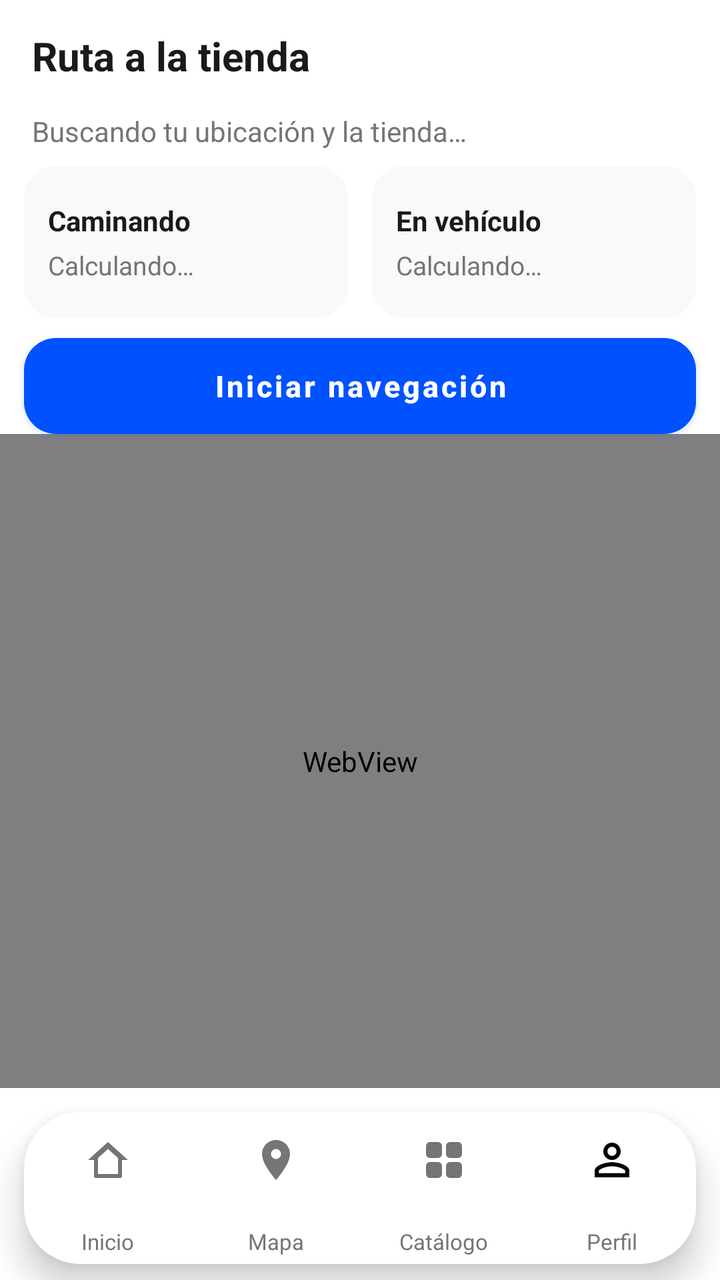
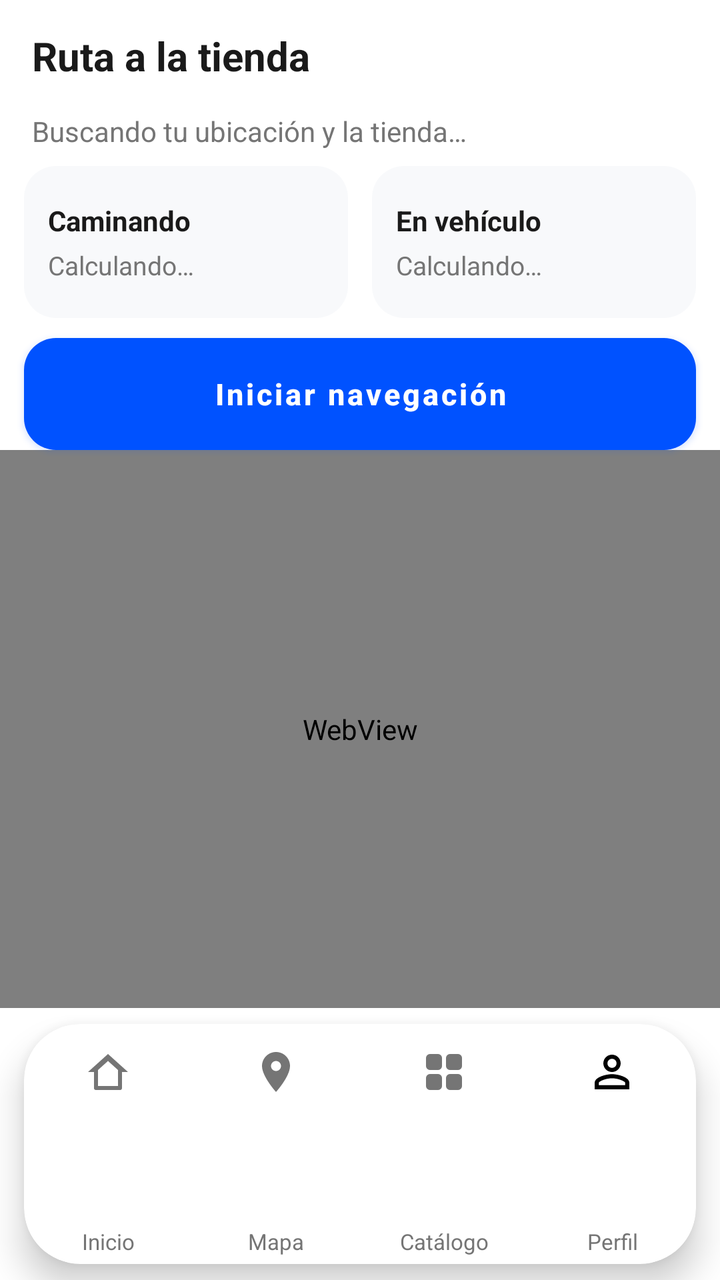

Compare the two renders of this Android layout. The source of the first and the diff that turns it into the second are given below.
<!-- AndroidManifest.xml: application theme Theme.MyApplication -->
<!-- res/layout/store_map.xml -->
<?xml version="1.0" encoding="utf-8"?>
<androidx.constraintlayout.widget.ConstraintLayout xmlns:android="http://schemas.android.com/apk/res/android"
    xmlns:app="http://schemas.android.com/apk/res-auto"
    android:id="@+id/main"
    android:layout_width="match_parent"
    android:layout_height="match_parent"
    >

    <TextView
        android:id="@+id/tv_store_title"
        android:layout_width="0dp"
        android:layout_height="56dp"
        android:gravity="center_vertical"
        android:paddingHorizontal="16dp"
        android:text="@string/store_map_title"
        android:textColor="@color/text_black"
        android:textSize="20sp"
        android:textStyle="bold"
        app:layout_constraintEnd_toEndOf="parent"
        app:layout_constraintStart_toStartOf="parent"
        app:layout_constraintTop_toTopOf="parent" />

    <TextView
        android:id="@+id/tv_store_distance"
        android:layout_width="0dp"
        android:layout_height="wrap_content"
        android:paddingHorizontal="16dp"
        android:paddingBottom="8dp"
        android:text="@string/store_map_status_searching"
        android:textColor="@color/text_grey"
        android:textSize="14sp"
        app:layout_constraintEnd_toEndOf="parent"
        app:layout_constraintStart_toStartOf="parent"
        app:layout_constraintTop_toBottomOf="@id/tv_store_title" />

    <LinearLayout
        android:id="@+id/ll_route_options"
        android:layout_width="0dp"
        android:layout_height="wrap_content"
        android:baselineAligned="false"
        android:orientation="horizontal"
        android:paddingHorizontal="12dp"
        android:paddingBottom="10dp"
        app:layout_constraintEnd_toEndOf="parent"
        app:layout_constraintStart_toStartOf="parent"
        app:layout_constraintTop_toBottomOf="@id/tv_store_distance">

        <LinearLayout
            android:id="@+id/card_walk"
            android:layout_width="0dp"
            android:layout_height="76dp"
            android:layout_marginEnd="6dp"
            android:layout_weight="1"
            android:background="@drawable/bg_category_card"
            android:clickable="true"
            android:focusable="true"
            android:gravity="center_vertical"
            android:orientation="vertical"
            android:paddingHorizontal="12dp">

            <TextView
                android:layout_width="wrap_content"
                android:layout_height="wrap_content"
                android:text="@string/store_map_mode_walking"
                android:textColor="@color/text_black"
                android:textSize="14sp"
                android:textStyle="bold" />

            <TextView
                android:id="@+id/tv_walk_summary"
                android:layout_width="wrap_content"
                android:layout_height="wrap_content"
                android:layout_marginTop="4dp"
                android:text="@string/store_map_calculating"
                android:textColor="@color/text_grey"
                android:textSize="13sp" />
        </LinearLayout>

        <LinearLayout
            android:id="@+id/card_drive"
            android:layout_width="0dp"
            android:layout_height="76dp"
            android:layout_marginStart="6dp"
            android:layout_weight="1"
            android:background="@drawable/bg_category_card"
            android:clickable="true"
            android:focusable="true"
            android:gravity="center_vertical"
            android:orientation="vertical"
            android:paddingHorizontal="12dp">

            <TextView
                android:layout_width="wrap_content"
                android:layout_height="wrap_content"
                android:text="@string/store_map_mode_driving"
                android:textColor="@color/text_black"
                android:textSize="14sp"
                android:textStyle="bold" />

            <TextView
                android:id="@+id/tv_drive_summary"
                android:layout_width="wrap_content"
                android:layout_height="wrap_content"
                android:layout_marginTop="4dp"
                android:text="@string/store_map_calculating"
                android:textColor="@color/text_grey"
                android:textSize="13sp" />
        </LinearLayout>
    </LinearLayout>

    <Button
        android:id="@+id/btn_navigation"
        android:layout_width="0dp"
        android:layout_height="48dp"
        android:layout_marginHorizontal="12dp"
        android:layout_marginBottom="10dp"
        android:background="@drawable/bg_button"
        android:text="@string/store_map_start_navigation"
        android:textAllCaps="false"
        android:textColor="@color/white"
        android:textSize="15sp"
        android:textStyle="bold"
        app:backgroundTint="@null"
        app:layout_constraintEnd_toEndOf="parent"
        app:layout_constraintStart_toStartOf="parent"
        app:layout_constraintTop_toBottomOf="@id/ll_route_options" />

    <WebView
        android:id="@+id/web_map"
        android:layout_width="0dp"
        android:layout_height="0dp"
        app:layout_constraintBottom_toTopOf="@id/custom_bottom_nav"
        app:layout_constraintEnd_toEndOf="parent"
        app:layout_constraintStart_toStartOf="parent"
        app:layout_constraintTop_toBottomOf="@id/btn_navigation" />

    <LinearLayout
        android:id="@+id/speed_panel"
        android:layout_width="wrap_content"
        android:layout_height="wrap_content"
        android:layout_marginHorizontal="16dp"
        android:layout_marginBottom="14dp"
        android:background="@drawable/bg_category_card"
        android:elevation="10dp"
        android:gravity="center_vertical"
        android:orientation="horizontal"
        android:paddingHorizontal="18dp"
        android:paddingVertical="12dp"
        android:visibility="gone"
        app:layout_constraintBottom_toTopOf="@id/custom_bottom_nav"
        app:layout_constraintEnd_toEndOf="parent"
        app:layout_constraintStart_toStartOf="parent">

        <TextView
            android:layout_width="40dp"
            android:layout_height="40dp"
            android:background="@drawable/bg_add_button"
            android:gravity="center"
            android:text="@string/store_map_speed_icon"
            android:textColor="@color/white"
            android:textSize="24sp"
            android:textStyle="bold" />

        <LinearLayout
            android:layout_width="wrap_content"
            android:layout_height="wrap_content"
            android:layout_marginStart="12dp"
            android:orientation="vertical">

            <TextView
                android:layout_width="wrap_content"
                android:layout_height="wrap_content"
                android:text="@string/store_map_current_speed"
                android:textColor="@color/text_grey"
                android:textSize="13sp" />

            <TextView
                android:id="@+id/tv_current_speed"
                android:layout_width="wrap_content"
                android:layout_height="wrap_content"
                android:text="@string/store_map_speed_waiting"
                android:textColor="@color/text_black"
                android:textSize="22sp"
                android:textStyle="bold" />
        </LinearLayout>
    </LinearLayout>

    
    <include
        android:id="@+id/custom_bottom_nav"
        layout="@layout/layout_custom_bottom_nav"
        android:layout_width="match_parent"
        android:layout_height="96dp"
        app:layout_constraintBottom_toBottomOf="parent"
        app:layout_constraintEnd_toEndOf="parent"
        app:layout_constraintStart_toStartOf="parent" />

</androidx.constraintlayout.widget.ConstraintLayout>
<!-- res/layout/layout_custom_bottom_nav.xml (included above) -->
<?xml version="1.0" encoding="utf-8"?>
<FrameLayout xmlns:android="http://schemas.android.com/apk/res/android"
    xmlns:app="http://schemas.android.com/apk/res-auto"
    xmlns:tools="http://schemas.android.com/tools"
    android:id="@+id/custom_bottom_nav"
    android:layout_width="match_parent"
    android:layout_height="96dp"
    android:clipChildren="false"
    android:clipToPadding="false"
    tools:ignore="MergeRootFrame">

    
    <androidx.cardview.widget.CardView
        android:id="@+id/cv_nav_bar"
        android:layout_width="match_parent"
        android:layout_height="76dp"
        android:layout_gravity="bottom"
        android:layout_marginStart="12dp"
        android:layout_marginEnd="12dp"
        android:layout_marginBottom="8dp"
        app:cardBackgroundColor="@color/nav_bar_surface"
        app:cardCornerRadius="28dp"
        app:cardElevation="10dp"
        app:cardMaxElevation="14dp"
        app:cardPreventCornerOverlap="false">

        <LinearLayout
            android:layout_width="match_parent"
            android:layout_height="match_parent"
            android:baselineAligned="false"
            android:orientation="horizontal"
            android:weightSum="4">

            
            <FrameLayout
                android:id="@+id/tab_home"
                android:layout_width="0dp"
                android:layout_height="match_parent"
                android:layout_weight="1"
                android:background="?attr/selectableItemBackgroundBorderless"
                android:clickable="true"
                android:clipChildren="false"
                android:clipToPadding="false"
                android:focusable="true">

                
                <View
                    android:id="@+id/v_home_ring"
                    android:layout_width="54dp"
                    android:layout_height="54dp"
                    android:layout_gravity="center_horizontal|top"
                    android:layout_marginTop="0dp"
                    android:background="@drawable/bg_nav_active_ring"
                    android:elevation="6dp"
                    android:visibility="gone"
                    tools:visibility="visible" />

                
                <FrameLayout
                    android:id="@+id/fl_home_icon_container"
                    android:layout_width="46dp"
                    android:layout_height="46dp"
                    android:layout_gravity="center_horizontal|top"
                    android:layout_marginTop="4dp"
                    android:background="@drawable/bg_nav_active_circle"
                    android:elevation="8dp"
                    android:visibility="gone"
                    tools:visibility="visible">

                    <ImageView
                        android:id="@+id/iv_home_active_icon"
                        android:layout_width="24dp"
                        android:layout_height="24dp"
                        android:layout_gravity="center"
                        android:contentDescription="@string/nav_home"
                        android:src="@drawable/ic_nav_home"
                        app:tint="@color/white" />
                </FrameLayout>

                
                <ImageView
                    android:id="@+id/iv_home_inactive_icon"
                    android:layout_width="24dp"
                    android:layout_height="24dp"
                    android:layout_gravity="center_horizontal|top"
                    android:layout_marginTop="12dp"
                    android:contentDescription="@string/nav_home"
                    android:src="@drawable/ic_nav_home"
                    app:tint="@color/text_grey" />

                
                <TextView
                    android:id="@+id/tv_home_label"
                    android:layout_width="wrap_content"
                    android:layout_height="wrap_content"
                    android:layout_gravity="center_horizontal|bottom"
                    android:layout_marginBottom="4dp"
                    android:text="@string/nav_home"
                    android:textColor="@color/text_grey"
                    android:textSize="11sp"
                    android:textStyle="normal" />

            </FrameLayout>

            
            <FrameLayout
                android:id="@+id/tab_map"
                android:layout_width="0dp"
                android:layout_height="match_parent"
                android:layout_weight="1"
                android:background="?attr/selectableItemBackgroundBorderless"
                android:clickable="true"
                android:clipChildren="false"
                android:clipToPadding="false"
                android:focusable="true">

                
                <View
                    android:id="@+id/v_map_ring"
                    android:layout_width="54dp"
                    android:layout_height="54dp"
                    android:layout_gravity="center_horizontal|top"
                    android:layout_marginTop="0dp"
                    android:background="@drawable/bg_nav_active_ring"
                    android:elevation="6dp"
                    android:visibility="gone"
                    tools:visibility="gone" />

                
                <FrameLayout
                    android:id="@+id/fl_map_icon_container"
                    android:layout_width="46dp"
                    android:layout_height="46dp"
                    android:layout_gravity="center_horizontal|top"
                    android:layout_marginTop="4dp"
                    android:background="@drawable/bg_nav_active_circle"
                    android:elevation="8dp"
                    android:visibility="gone"
                    tools:visibility="gone">

                    <ImageView
                        android:id="@+id/iv_map_active_icon"
                        android:layout_width="24dp"
                        android:layout_height="24dp"
                        android:layout_gravity="center"
                        android:contentDescription="@string/nav_map"
                        android:src="@drawable/ic_nav_map"
                        app:tint="@color/white" />
                </FrameLayout>

                
                <ImageView
                    android:id="@+id/iv_map_inactive_icon"
                    android:layout_width="24dp"
                    android:layout_height="24dp"
                    android:layout_gravity="center_horizontal|top"
                    android:layout_marginTop="12dp"
                    android:contentDescription="@string/nav_map"
                    android:src="@drawable/ic_nav_map"
                    app:tint="@color/text_grey" />

                
                <TextView
                    android:id="@+id/tv_map_label"
                    android:layout_width="wrap_content"
                    android:layout_height="wrap_content"
                    android:layout_gravity="center_horizontal|bottom"
                    android:layout_marginBottom="4dp"
                    android:text="@string/nav_map"
                    android:textColor="@color/text_grey"
                    android:textSize="11sp"
                    android:textStyle="normal" />

            </FrameLayout>

            
            <FrameLayout
                android:id="@+id/tab_catalog"
                android:layout_width="0dp"
                android:layout_height="match_parent"
                android:layout_weight="1"
                android:background="?attr/selectableItemBackgroundBorderless"
                android:clickable="true"
                android:clipChildren="false"
                android:clipToPadding="false"
                android:focusable="true">

                
                <View
                    android:id="@+id/v_catalog_ring"
                    android:layout_width="54dp"
                    android:layout_height="54dp"
                    android:layout_gravity="center_horizontal|top"
                    android:layout_marginTop="0dp"
                    android:background="@drawable/bg_nav_active_ring"
                    android:elevation="6dp"
                    android:visibility="gone"
                    tools:visibility="gone" />

                
                <FrameLayout
                    android:id="@+id/fl_catalog_icon_container"
                    android:layout_width="46dp"
                    android:layout_height="46dp"
                    android:layout_gravity="center_horizontal|top"
                    android:layout_marginTop="4dp"
                    android:background="@drawable/bg_nav_active_circle"
                    android:elevation="8dp"
                    android:visibility="gone"
                    tools:visibility="gone">

                    <ImageView
                        android:id="@+id/iv_catalog_active_icon"
                        android:layout_width="24dp"
                        android:layout_height="24dp"
                        android:layout_gravity="center"
                        android:contentDescription="@string/nav_catalog"
                        android:src="@drawable/ic_nav_catalog"
                        app:tint="@color/white" />
                </FrameLayout>

                
                <ImageView
                    android:id="@+id/iv_catalog_inactive_icon"
                    android:layout_width="24dp"
                    android:layout_height="24dp"
                    android:layout_gravity="center_horizontal|top"
                    android:layout_marginTop="12dp"
                    android:contentDescription="@string/nav_catalog"
                    android:src="@drawable/ic_nav_catalog"
                    app:tint="@color/text_grey" />

                
                <TextView
                    android:id="@+id/tv_catalog_label"
                    android:layout_width="wrap_content"
                    android:layout_height="wrap_content"
                    android:layout_gravity="center_horizontal|bottom"
                    android:layout_marginBottom="4dp"
                    android:text="@string/nav_catalog"
                    android:textColor="@color/text_grey"
                    android:textSize="11sp"
                    android:textStyle="normal" />

            </FrameLayout>

            
            <FrameLayout
                android:id="@+id/tab_profile"
                android:layout_width="0dp"
                android:layout_height="match_parent"
                android:layout_weight="1"
                android:background="?attr/selectableItemBackgroundBorderless"
                android:clickable="true"
                android:clipChildren="false"
                android:clipToPadding="false"
                android:focusable="true">

                
                <View
                    android:id="@+id/v_profile_ring"
                    android:layout_width="54dp"
                    android:layout_height="54dp"
                    android:layout_gravity="center_horizontal|top"
                    android:layout_marginTop="0dp"
                    android:background="@drawable/bg_nav_active_ring"
                    android:elevation="6dp"
                    android:visibility="gone"
                    tools:visibility="gone" />

                
                <FrameLayout
                    android:id="@+id/fl_profile_icon_container"
                    android:layout_width="46dp"
                    android:layout_height="46dp"
                    android:layout_gravity="center_horizontal|top"
                    android:layout_marginTop="4dp"
                    android:background="@drawable/bg_nav_active_circle"
                    android:elevation="8dp"
                    android:padding="3dp"
                    android:visibility="gone"
                    tools:visibility="gone">

                    <com.google.android.material.imageview.ShapeableImageView
                        android:id="@+id/iv_profile_active_avatar"
                        android:layout_width="match_parent"
                        android:layout_height="match_parent"
                        android:contentDescription="@string/nav_profile"
                        android:scaleType="centerCrop"
                        android:src="@drawable/ic_person_outline"
                        app:shapeAppearanceOverlay="@style/ShapeAppearance.App.Circle" />
                </FrameLayout>

                
                <com.google.android.material.imageview.ShapeableImageView
                    android:id="@+id/iv_profile_inactive_avatar"
                    android:layout_width="26dp"
                    android:layout_height="26dp"
                    android:layout_gravity="center_horizontal|top"
                    android:layout_marginTop="11dp"
                    android:contentDescription="@string/nav_profile"
                    android:scaleType="centerCrop"
                    android:src="@drawable/ic_person_outline"
                    app:shapeAppearanceOverlay="@style/ShapeAppearance.App.Circle" />

                
                <TextView
                    android:id="@+id/tv_profile_label"
                    android:layout_width="wrap_content"
                    android:layout_height="wrap_content"
                    android:layout_gravity="center_horizontal|bottom"
                    android:layout_marginBottom="4dp"
                    android:text="@string/nav_profile"
                    android:textColor="@color/text_grey"
                    android:textSize="11sp"
                    android:textStyle="normal" />

            </FrameLayout>

        </LinearLayout>
    </androidx.cardview.widget.CardView>
</FrameLayout>
<!-- resources referenced by this layout -->
<resources>
  <color name="nav_bar_surface">#FFFFFF</color>
  <color name="text_black">#1A1A1A</color>
  <color name="text_grey">#757575</color>
  <color name="white">#FFFFFFFF</color>
  <!-- drawable bg_add_button (drawable) -->
  <?xml version="1.0" encoding="utf-8"?>
  <shape xmlns:android="http://schemas.android.com/apk/res/android">
      <solid android:color="@color/brand_blue" />
      <corners android:radius="20dp" />
  </shape>
  <!-- drawable bg_button (drawable) -->
  <?xml version="1.0" encoding="utf-8"?>
  <shape xmlns:android="http://schemas.android.com/apk/res/android">
      <solid android:color="@color/brand_blue" />
      <corners android:radius="16dp" />
  </shape>
  <!-- drawable bg_category_card (drawable) -->
  <?xml version="1.0" encoding="utf-8"?>
  <shape xmlns:android="http://schemas.android.com/apk/res/android">
      <solid android:color="@color/input_bg" />
      <corners android:radius="16dp" />
  </shape>
  <!-- drawable bg_nav_active_ring (drawable) -->
  <?xml version="1.0" encoding="utf-8"?>
  <shape xmlns:android="http://schemas.android.com/apk/res/android"
      android:shape="oval">
      <solid android:color="@color/surface_background" />
  </shape>
  <string name="nav_catalog">Catálogo</string>
  <string name="nav_home">Inicio</string>
  <string name="nav_map">Mapa</string>
  <string name="nav_profile">Perfil</string>
  <string name="store_map_calculating">Calculando…</string>
  <string name="store_map_current_speed">Velocidad actual (GPS)</string>
  <string name="store_map_mode_driving">En vehículo</string>
  <string name="store_map_mode_walking">Caminando</string>
  <string name="store_map_speed_icon">↗</string>
  <string name="store_map_speed_waiting">Buscando velocidad GPS…</string>
  <string name="store_map_start_navigation">Iniciar navegación</string>
  <string name="store_map_status_searching">Buscando tu ubicación y la tienda…</string>
  <string name="store_map_title">Ruta a la tienda</string>
  <style name="ShapeAppearance.App.Circle" parent="ShapeAppearance.MaterialComponents.SmallComponent">
          <item name="cornerSize">50%</item>
      </style>
  <style name="Theme.MyApplication" parent="Theme.MaterialComponents.DayNight.NoActionBar">
          
          <item name="colorPrimary">@color/purple_500</item>
          <item name="colorPrimaryVariant">@color/purple_700</item>
          <item name="colorOnPrimary">@color/white</item>
          
          <item name="colorSecondary">@color/teal_200</item>
          <item name="colorSecondaryVariant">@color/teal_700</item>
          <item name="colorOnSecondary">@color/black</item>
          
          <item name="android:statusBarColor">?attr/colorPrimaryVariant</item>
          <item name="android:windowBackground">@color/surface_background</item>
          
          <item name="android:editTextColor">@color/text_black</item>
          <item name="android:textColorPrimary">@color/text_black</item>
          <item name="materialButtonStyle">@style/Widget.TechnoCat.Button</item>
          
      </style>
  <color name="brand_blue">#0052FF</color>
  <color name="input_bg">#F8F9FB</color>
  <color name="surface_background">#FFFFFF</color>
  <color name="purple_500">#FF6200EE</color>
  <color name="purple_700">#FF3700B3</color>
  <color name="teal_200">#FF03DAC5</color>
  <color name="teal_700">#FF018786</color>
  <color name="black">#FF000000</color>
  <style name="Widget.TechnoCat.Button" parent="Widget.MaterialComponents.Button">
          <item name="android:elevation">5dp</item>
          <item name="android:outlineSpotShadowColor">@color/brand_blue</item>
          <item name="android:outlineAmbientShadowColor">@color/brand_blue</item>
          <item name="rippleColor">@color/button_ripple</item>
      </style>
  <color name="button_ripple">#330052FF</color>
  <!-- unchanged entries left out for length: 5 -->
</resources>

<!-- the commit's change to res/layout/store_map.xml (unified diff, before → after) -->
@@ -9,7 +9,7 @@
     <TextView
         android:id="@+id/tv_store_title"
         android:layout_width="0dp"
-        android:layout_height="56dp"
+        android:layout_height="wrap_content"
         android:gravity="center_vertical"
         android:paddingHorizontal="16dp"
         android:text="@string/store_map_title"
@@ -18,7 +18,9 @@
         android:textStyle="bold"
         app:layout_constraintEnd_toEndOf="parent"
         app:layout_constraintStart_toStartOf="parent"
-        app:layout_constraintTop_toTopOf="parent" />
+        app:layout_constraintTop_toTopOf="parent" 
+        android:minHeight="56dp"
+    />
 
     <TextView
         android:id="@+id/tv_store_distance"
@@ -111,19 +113,21 @@
     <Button
         android:id="@+id/btn_navigation"
         android:layout_width="0dp"
-        android:layout_height="48dp"
+        android:layout_height="wrap_content"
         android:layout_marginHorizontal="12dp"
         android:layout_marginBottom="10dp"
         android:background="@drawable/bg_button"
         android:text="@string/store_map_start_navigation"
         android:textAllCaps="false"
-        android:textColor="@color/white"
+        android:textColor="?attr/colorOnPrimary"
         android:textSize="15sp"
         android:textStyle="bold"
         app:backgroundTint="@null"
         app:layout_constraintEnd_toEndOf="parent"
         app:layout_constraintStart_toStartOf="parent"
-        app:layout_constraintTop_toBottomOf="@id/ll_route_options" />
+        app:layout_constraintTop_toBottomOf="@id/ll_route_options" 
+        android:minHeight="56dp"
+    />
 
     <WebView
         android:id="@+id/web_map"
@@ -153,13 +157,15 @@
 
         <TextView
             android:layout_width="40dp"
-            android:layout_height="40dp"
+            android:layout_height="wrap_content"
             android:background="@drawable/bg_add_button"
             android:gravity="center"
             android:text="@string/store_map_speed_icon"
-            android:textColor="@color/white"
+            android:textColor="?attr/colorOnPrimary"
             android:textSize="24sp"
-            android:textStyle="bold" />
+            android:textStyle="bold" 
+        android:minHeight="40dp"
+    />
 
         <LinearLayout
             android:layout_width="wrap_content"
@@ -190,7 +196,7 @@
         android:id="@+id/custom_bottom_nav"
         layout="@layout/layout_custom_bottom_nav"
         android:layout_width="match_parent"
-        android:layout_height="96dp"
+        android:layout_height="136dp"
         app:layout_constraintBottom_toBottomOf="parent"
         app:layout_constraintEnd_toEndOf="parent"
         app:layout_constraintStart_toStartOf="parent" />
@@ -203,7 +209,7 @@
     xmlns:tools="http://schemas.android.com/tools"
     android:id="@+id/custom_bottom_nav"
     android:layout_width="match_parent"
-    android:layout_height="96dp"
+    android:layout_height="136dp"
     android:clipChildren="false"
     android:clipToPadding="false"
     tools:ignore="MergeRootFrame">
@@ -212,7 +218,7 @@
     <androidx.cardview.widget.CardView
         android:id="@+id/cv_nav_bar"
         android:layout_width="match_parent"
-        android:layout_height="76dp"
+        android:layout_height="120dp"
         android:layout_gravity="bottom"
         android:layout_marginStart="12dp"
         android:layout_marginEnd="12dp"
@@ -290,8 +296,10 @@
                 
                 <TextView
                     android:id="@+id/tv_home_label"
-                    android:layout_width="wrap_content"
+                    android:layout_width="match_parent"
                     android:layout_height="wrap_content"
+                    android:gravity="center"
+                    android:paddingHorizontal="2dp"
                     android:layout_gravity="center_horizontal|bottom"
                     android:layout_marginBottom="4dp"
                     android:text="@string/nav_home"
@@ -361,8 +369,10 @@
                 
                 <TextView
                     android:id="@+id/tv_map_label"
-                    android:layout_width="wrap_content"
+                    android:layout_width="match_parent"
                     android:layout_height="wrap_content"
+                    android:gravity="center"
+                    android:paddingHorizontal="2dp"
                     android:layout_gravity="center_horizontal|bottom"
                     android:layout_marginBottom="4dp"
                     android:text="@string/nav_map"
@@ -432,8 +442,10 @@
                 
                 <TextView
                     android:id="@+id/tv_catalog_label"
-                    android:layout_width="wrap_content"
+                    android:layout_width="match_parent"
                     android:layout_height="wrap_content"
+                    android:gravity="center"
+                    android:paddingHorizontal="2dp"
                     android:layout_gravity="center_horizontal|bottom"
                     android:layout_marginBottom="4dp"
                     android:text="@string/nav_catalog"
@@ -505,8 +517,10 @@
                 
                 <TextView
                     android:id="@+id/tv_profile_label"
-                    android:layout_width="wrap_content"
+                    android:layout_width="match_parent"
                     android:layout_height="wrap_content"
+                    android:gravity="center"
+                    android:paddingHorizontal="2dp"
                     android:layout_gravity="center_horizontal|bottom"
                     android:layout_marginBottom="4dp"
                     android:text="@string/nav_profile"
<!-- resource entries referenced after the edit -->
@@ -48,7 +48,7 @@
           
           <item name="colorPrimary">@color/purple_500</item>
           <item name="colorPrimaryVariant">@color/purple_700</item>
-          <item name="colorOnPrimary">@color/white</item>
+          <item name="colorOnPrimary">@color/on_primary</item>
           
           <item name="colorSecondary">@color/teal_200</item>
           <item name="colorSecondaryVariant">@color/teal_700</item>
@@ -67,11 +67,13 @@
   <color name="surface_background">#FFFFFF</color>
   <color name="purple_500">#FF6200EE</color>
   <color name="purple_700">#FF3700B3</color>
+  <color name="on_primary">#FFFFFF</color>
   <color name="teal_200">#FF03DAC5</color>
   <color name="teal_700">#FF018786</color>
   <color name="black">#FF000000</color>
   <style name="Widget.TechnoCat.Button" parent="Widget.MaterialComponents.Button">
           <item name="android:elevation">5dp</item>
+          <item name="android:foreground">?attr/selectableItemBackground</item>
           <item name="android:outlineSpotShadowColor">@color/brand_blue</item>
           <item name="android:outlineAmbientShadowColor">@color/brand_blue</item>
           <item name="rippleColor">@color/button_ripple</item>
